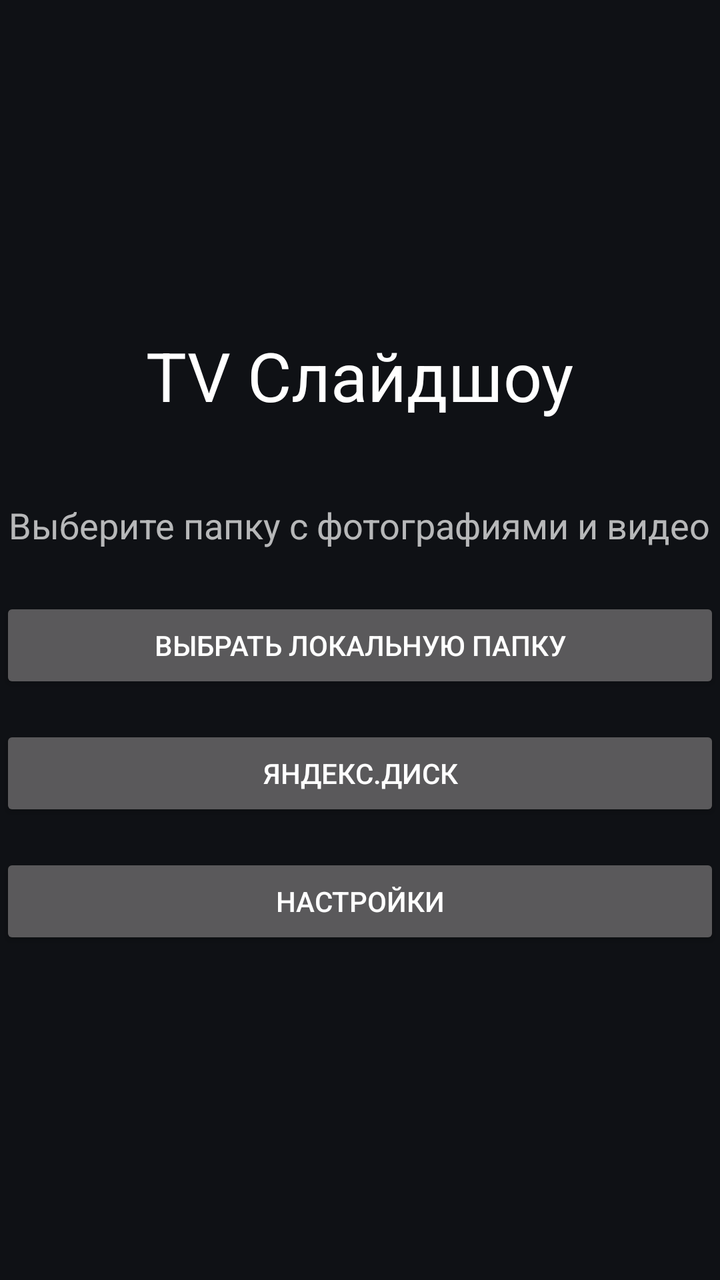
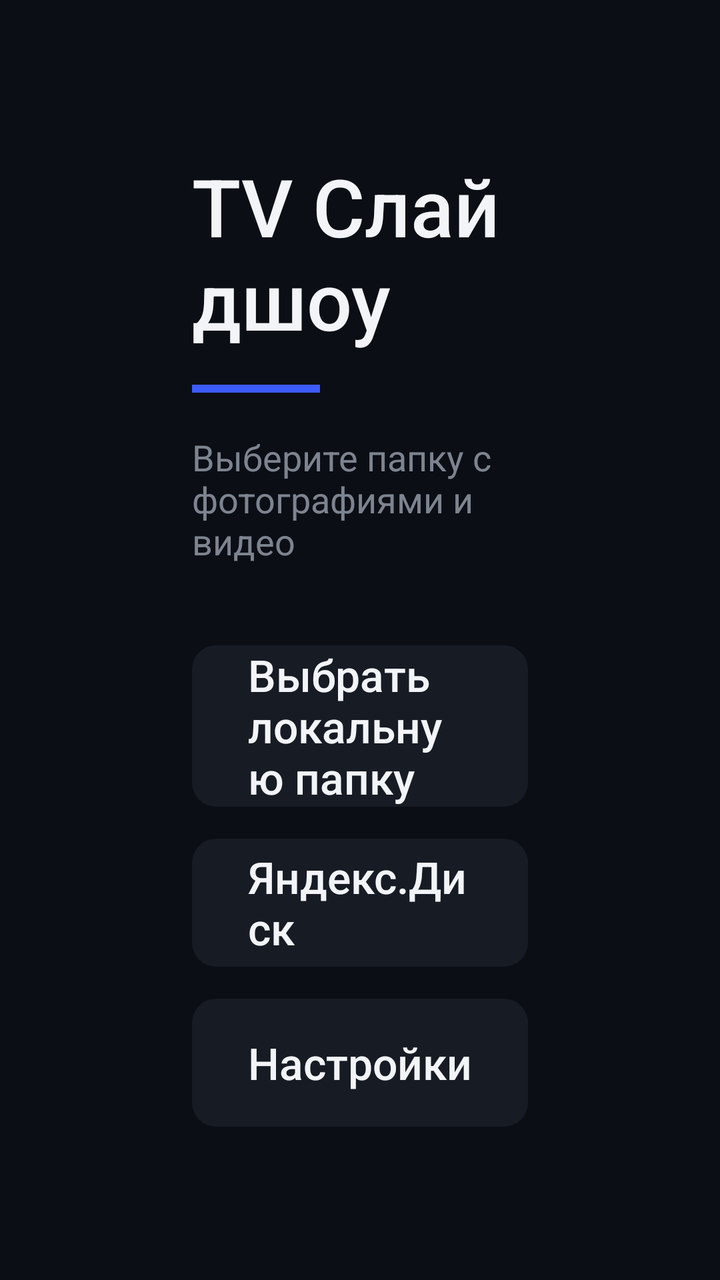

Compare the two renders of this Android layout. The source of the first and the diff that turns it into the second are given below.
<!-- AndroidManifest.xml: application theme Theme.TvSlideshow -->
<!-- res/layout/activity_main.xml -->
<?xml version="1.0" encoding="utf-8"?>
<LinearLayout xmlns:android="http://schemas.android.com/apk/res/android"
    android:layout_width="match_parent"
    android:layout_height="match_parent"
    android:gravity="center"
    android:orientation="vertical"
    android:background="@color/background">

    <TextView
        android:id="@+id/title"
        android:layout_width="wrap_content"
        android:layout_height="wrap_content"
        android:layout_marginBottom="40dp"
        android:text="@string/app_name"
        android:textColor="@color/text_primary"
        android:textSize="34sp" />

    <TextView
        android:id="@+id/hint"
        android:layout_width="wrap_content"
        android:layout_height="wrap_content"
        android:layout_marginBottom="24dp"
        android:text="@string/choose_folder_hint"
        android:textColor="@color/text_secondary"
        android:textSize="18sp" />

    <Button
        android:id="@+id/btn_local_folder"
        android:layout_width="wrap_content"
        android:layout_height="wrap_content"
        android:layout_marginBottom="16dp"
        android:minWidth="360dp"
        android:text="@string/choose_local_folder" />

    <Button
        android:id="@+id/btn_yandex"
        android:layout_width="wrap_content"
        android:layout_height="wrap_content"
        android:layout_marginBottom="16dp"
        android:minWidth="360dp"
        android:text="@string/choose_yandex" />

    <Button
        android:id="@+id/btn_settings"
        android:layout_width="wrap_content"
        android:layout_height="wrap_content"
        android:minWidth="360dp"
        android:text="@string/choose_settings" />

</LinearLayout>
<!-- resources referenced by this layout -->
<resources>
  <color name="background">#FF0F1115</color>
  <color name="text_primary">#FFFFFFFF</color>
  <color name="text_secondary">#B3FFFFFF</color>
  <string name="app_name">TV Слайдшоу</string>
  <string name="choose_folder_hint">Выберите папку с фотографиями и видео</string>
  <string name="choose_local_folder">Выбрать локальную папку</string>
  <string name="choose_settings">Настройки</string>
  <string name="choose_yandex">Яндекс.Диск</string>
  <style name="Theme.TvSlideshow" parent="Theme.AppCompat.NoActionBar">
          <item name="android:colorPrimary">@color/primary</item>
          <item name="android:windowBackground">@color/background</item>
          <item name="android:windowFullscreen">true</item>
      </style>
  <color name="primary">#FF3D5AFE</color>
</resources>

<!-- the commit's change to res/layout/activity_main.xml (unified diff, before → after) -->
@@ -2,49 +2,58 @@
 <LinearLayout xmlns:android="http://schemas.android.com/apk/res/android"
     android:layout_width="match_parent"
     android:layout_height="match_parent"
-    android:gravity="center"
+    android:background="@color/background"
+    android:gravity="center_vertical"
     android:orientation="vertical"
-    android:background="@color/background">
+    android:paddingStart="@dimen/screen_padding_horizontal"
+    android:paddingTop="@dimen/screen_padding_vertical"
+    android:paddingEnd="@dimen/screen_padding_horizontal"
+    android:paddingBottom="@dimen/screen_padding_vertical">
 
     <TextView
         android:id="@+id/title"
         android:layout_width="wrap_content"
         android:layout_height="wrap_content"
-        android:layout_marginBottom="40dp"
+        android:fontFamily="sans-serif-medium"
         android:text="@string/app_name"
         android:textColor="@color/text_primary"
-        android:textSize="34sp" />
+        android:textSize="@dimen/text_title" />
+
+    <View
+        android:layout_width="64dp"
+        android:layout_height="4dp"
+        android:layout_marginTop="16dp"
+        android:background="@color/primary" />
 
     <TextView
         android:id="@+id/hint"
         android:layout_width="wrap_content"
         android:layout_height="wrap_content"
-        android:layout_marginBottom="24dp"
+        android:layout_marginTop="20dp"
+        android:layout_marginBottom="40dp"
         android:text="@string/choose_folder_hint"
         android:textColor="@color/text_secondary"
-        android:textSize="18sp" />
+        android:textSize="@dimen/text_body" />
 
     <Button
         android:id="@+id/btn_local_folder"
         android:layout_width="wrap_content"
         android:layout_height="wrap_content"
-        android:layout_marginBottom="16dp"
-        android:minWidth="360dp"
+        android:layout_marginBottom="@dimen/menu_item_spacing"
+        android:focusedByDefault="true"
         android:text="@string/choose_local_folder" />
 
     <Button
         android:id="@+id/btn_yandex"
         android:layout_width="wrap_content"
         android:layout_height="wrap_content"
-        android:layout_marginBottom="16dp"
-        android:minWidth="360dp"
+        android:layout_marginBottom="@dimen/menu_item_spacing"
         android:text="@string/choose_yandex" />
 
     <Button
         android:id="@+id/btn_settings"
         android:layout_width="wrap_content"
         android:layout_height="wrap_content"
-        android:minWidth="360dp"
         android:text="@string/choose_settings" />
 
 </LinearLayout>
<!-- resource entries referenced after the edit -->
@@ -1,8 +1,13 @@
 <!-- resources referenced by this layout -->
 <resources>
-  <color name="background">#FF0F1115</color>
-  <color name="text_primary">#FFFFFFFF</color>
-  <color name="text_secondary">#B3FFFFFF</color>
+  <color name="background">#FF0B0E14</color>
+  <color name="text_primary">#FFF2F4F8</color>
+  <color name="text_secondary">#B3AEB6C4</color>
+  <dimen name="menu_item_spacing">16dp</dimen>
+  <dimen name="screen_padding_horizontal">96dp</dimen>
+  <dimen name="screen_padding_vertical">48dp</dimen>
+  <dimen name="text_body">18sp</dimen>
+  <dimen name="text_title">40sp</dimen>
   <string name="app_name">TV Слайдшоу</string>
   <string name="choose_folder_hint">Выберите папку с фотографиями и видео</string>
   <string name="choose_local_folder">Выбрать локальную папку</string>
@@ -10,9 +15,67 @@
   <string name="choose_yandex">Яндекс.Диск</string>
   <style name="Theme.TvSlideshow" parent="Theme.AppCompat.NoActionBar">
           <item name="android:colorPrimary">@color/primary</item>
+          <item name="android:colorAccent">@color/primary</item>
           <item name="android:windowBackground">@color/background</item>
           <item name="android:windowFullscreen">true</item>
+          <item name="android:textColorPrimary">@color/text_primary</item>
+          <item name="android:textColorSecondary">@color/text_secondary</item>
+  
+          
+          <item name="buttonStyle">@style/Widget.TvSlideshow.Button</item>
       </style>
+  <style name="Widget.TvSlideshow.Button" parent="Widget.AppCompat.Button">
+          <item name="android:background">@drawable/bg_tv_button</item>
+          
+          <item name="android:backgroundTint">@null</item>
+          <item name="android:textColor">@color/text_primary</item>
+          <item name="android:textSize">@dimen/text_menu</item>
+          <item name="android:textAllCaps">false</item>
+          <item name="android:fontFamily">sans-serif-medium</item>
+          <item name="android:minHeight">@dimen/menu_item_height</item>
+          <item name="android:minWidth">@dimen/menu_item_min_width</item>
+          <item name="android:paddingStart">@dimen/menu_item_padding</item>
+          <item name="android:paddingEnd">@dimen/menu_item_padding</item>
+          <item name="android:gravity">center_vertical</item>
+          <item name="android:stateListAnimator">@null</item>
+          <item name="android:focusable">true</item>
+      </style>
+  <!-- drawable bg_tv_button (drawable) -->
+  <?xml version="1.0" encoding="utf-8"?>
+  <selector xmlns:android="http://schemas.android.com/apk/res/android">
+      
+      <item android:state_focused="true">
+          <shape android:shape="rectangle">
+              <solid android:color="@color/surface_focused" />
+              <stroke
+                  android:width="@dimen/focus_stroke_width"
+                  android:color="@color/focus_stroke" />
+              <corners android:radius="@dimen/corner_medium" />
+          </shape>
+      </item>
+      <item android:state_pressed="true">
+          <shape android:shape="rectangle">
+              <solid android:color="@color/surface_pressed" />
+              <corners android:radius="@dimen/corner_medium" />
+          </shape>
+      </item>
+      <item>
+          <shape android:shape="rectangle">
+              <solid android:color="@color/surface" />
+              <corners android:radius="@dimen/corner_medium" />
+          </shape>
+      </item>
+  </selector>
+  <dimen name="text_menu">22sp</dimen>
+  <dimen name="menu_item_height">64dp</dimen>
+  <dimen name="menu_item_min_width">480dp</dimen>
+  <dimen name="menu_item_padding">28dp</dimen>
+  <color name="surface_focused">#FF25304A</color>
+  <dimen name="focus_stroke_width">2dp</dimen>
+  <color name="focus_stroke">#FF9AB0FF</color>
+  <dimen name="corner_medium">12dp</dimen>
+  <color name="surface_pressed">#FF1F2739</color>
+  <color name="surface">#FF171B24</color>
   <color name="primary">#FF3D5AFE</color>
 </resources>
 
